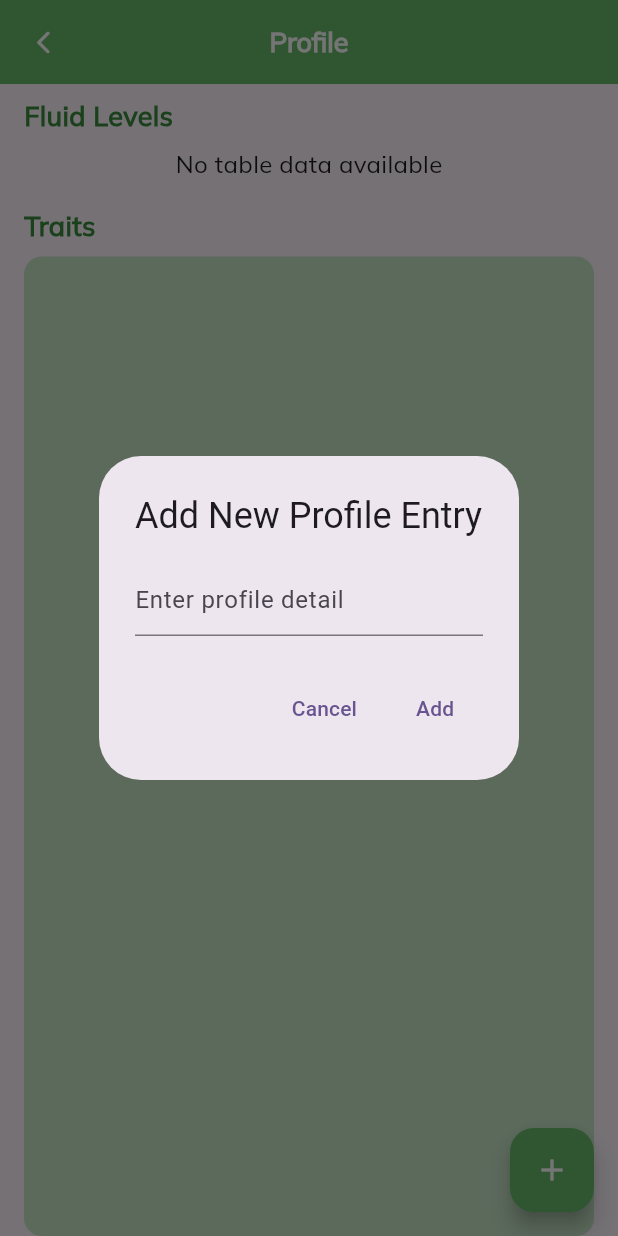
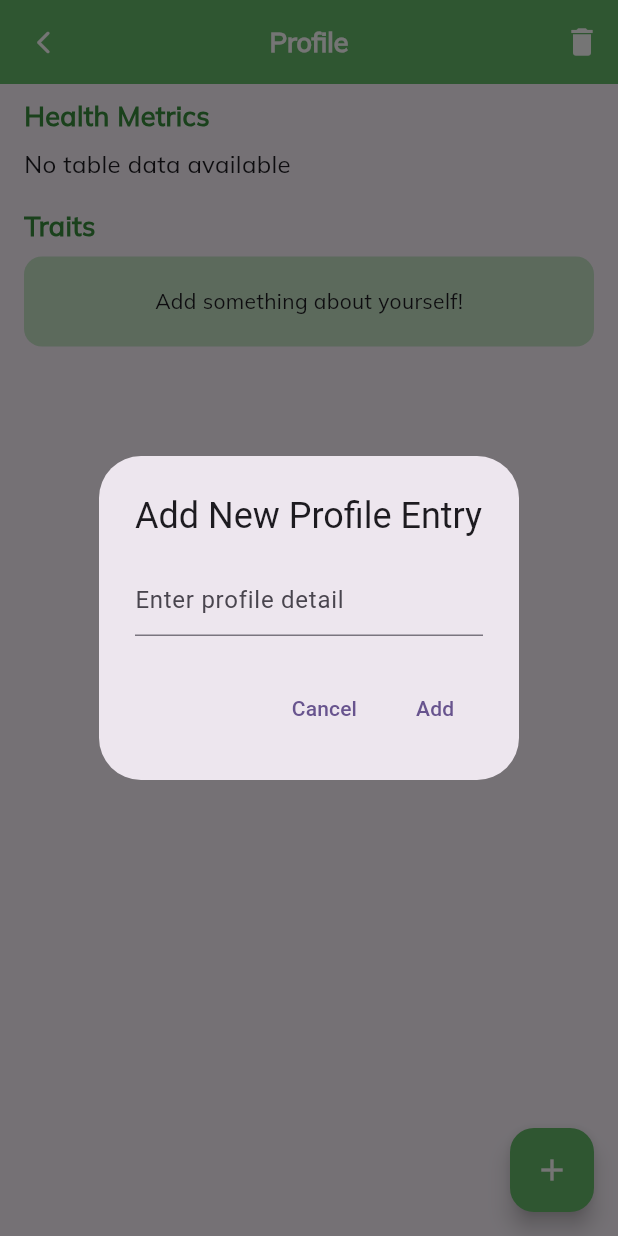
Before and after one commit to Sh1vT/wellwiz, a Flutter app: the ProfilePage screen opened directly, after a tap on the "add" icon, on a phone screen of 412 x 824 dp. Run offline on Flutter 3.47's test engine with Material 3 defaults, Android fonts, the light colour scheme and no system bars; our stand-ins replace cloud_firestore, datetime_picker_formfield, dotted_border, firebase_auth, firebase_core, firebase_messaging and 12 more; missing offline and left inert: background_sms, markdown, workmanager; accounts and stored records are empty; network calls fail.

Commit message:
updated functions

```diff
--- a/lib/features/profile/profile.dart
+++ b/lib/features/profile/profile.dart
@@ -11,7 +11,7 @@ class ProfilePage extends StatefulWidget {
 
 class _ProfilePageState extends State<ProfilePage> {
   Map<String, String> profileMap = {};
-  List<List<dynamic>> tableList = []; // For the table data
+  List<List<dynamic>> tableList = [];
   bool emptyNow = false;
 
   @override
@@ -20,11 +20,9 @@ class _ProfilePageState extends State<ProfilePage> {
     _populateProfile();
   }
 
-  // Fetch profile and table data from SharedPreferences
   void _populateProfile() async {
     final pref = await SharedPreferences.getInstance();
 
-    // Fetch profile data
     String prefval = pref.getString('prof') ?? "";
     if (prefval.isEmpty || prefval == "{}") {
       setState(() {
@@ -36,7 +34,6 @@ class _ProfilePageState extends State<ProfilePage> {
       });
     }
 
-    // Fetch table data
     String? tableJson = pref.getString('table');
     if (tableJson != null && tableJson.isNotEmpty) {
       setState(() {
@@ -46,7 +43,6 @@ class _ProfilePageState extends State<ProfilePage> {
     }
   }
 
-  // Method to delete a profile entry
   void _deleteProfileValue(String key) async {
     final pref = await SharedPreferences.getInstance();
     setState(() {
@@ -56,7 +52,6 @@ class _ProfilePageState extends State<ProfilePage> {
     pref.setString('prof', updatedProfile);
   }
 
-  // Method to add a profile value
   void _addProfileValue(String newValue) async {
     final pref = await SharedPreferences.getInstance();
     String currentDateTime =
@@ -70,7 +65,6 @@ class _ProfilePageState extends State<ProfilePage> {
     pref.setString('prof', updatedProfile);
   }
 
-  // Show dialog to add profile
   void _showAddProfileDialog(BuildContext context) {
     TextEditingController _controller = TextEditingController();
     showDialog(
@@ -107,7 +101,15 @@ class _ProfilePageState extends State<ProfilePage> {
     );
   }
 
-  // Build the table of values fetched from the "table"
+  // Method to delete all table data
+  void _deleteTableData() async {
+    final pref = await SharedPreferences.getInstance();
+    setState(() {
+      tableList.clear(); // Clear the tableList in memory
+    });
+    await pref.remove('table'); // Remove the 'table' key from SharedPreferences
+  }
+
   Widget _buildTable() {
     if (tableList.isEmpty) {
       return Container(
@@ -118,6 +120,9 @@ class _ProfilePageState extends State<ProfilePage> {
         ),
       );
     }
+
+    // Sort the tableList alphabetically by the first column (Fluid)
+    tableList.sort((a, b) => a[0].compareTo(b[0]));
 
     return Padding(
       padding: const EdgeInsets.symmetric(horizontal: 16, vertical: 8),
@@ -136,7 +141,7 @@ class _ProfilePageState extends State<ProfilePage> {
             children: const [
               Padding(
                 padding: EdgeInsets.all(8.0),
-                child: Text('Fluid',
+                child: Text('Chemical',
                     style: TextStyle(fontWeight: FontWeight.bold)),
               ),
               Padding(
@@ -156,21 +161,20 @@ class _ProfilePageState extends State<ProfilePage> {
               children: [
                 Padding(
                   padding: const EdgeInsets.all(8.0),
-                  child: Text(row[0]),
+                  child: Text(row[0]), // Fluid
                 ),
                 Padding(
                   padding: const EdgeInsets.all(8.0),
-                  child: Text(row[1]),
+                  child: Text(row[1]), // Value
                 ),
                 Padding(
                   padding: const EdgeInsets.all(8.0),
                   child: () {
+                    // Status Icon (arrows based on row[2] value)
                     if (row[2] == 1) {
-                      return const Icon(Icons.arrow_upward,
-                          color: Colors.red);
+                      return const Icon(Icons.arrow_upward, color: Colors.red);
                     } else if (row[2] == -1) {
-                      return const Icon(Icons.arrow_downward,
-                          color: Colors.red);
+                      return const Icon(Icons.arrow_downward, color: Colors.red);
                     } else {
                       return const Icon(Icons.thumb_up_sharp, color: Colors.green);
                     }
@@ -209,16 +213,26 @@ class _ProfilePageState extends State<ProfilePage> {
           ),
         ),
         centerTitle: true,
+        actions: [
+          IconButton(
+            icon: Icon(Icons.delete, color: Colors.white),
+            onPressed: () {
+              _deleteTableData(); // Call the delete method when the button is pressed
+            },
           ),
-      body: Column(
+        ],
+      ),
+      body: SingleChildScrollView( // Wrap with SingleChildScrollView
+        child: Column(
+          crossAxisAlignment: CrossAxisAlignment.start,
           children: [
-          // Heading for the table section
             Align(
               alignment: Alignment.centerLeft,
               child: Padding(
-              padding: const EdgeInsets.symmetric(horizontal: 16.0, vertical: 8),
+                padding:
+                    const EdgeInsets.symmetric(horizontal: 16.0, vertical: 8),
                 child: Text(
-                'Fluid Levels',
+                  'Health Metrics',
                   style: TextStyle(
                     fontSize: 18,
                     fontWeight: FontWeight.bold,
@@ -230,11 +244,11 @@ class _ProfilePageState extends State<ProfilePage> {
             ),
             _buildTable(), // Display the table of values
 
-          // Heading for the profile list section
             Align(
               alignment: Alignment.centerLeft,
               child: Padding(
-              padding: const EdgeInsets.only(left: 16.0, top: 16, right: 16, bottom: 8),
+                padding: const EdgeInsets.only(
+                    left: 16.0, top: 16, right: 16, bottom: 8),
                 child: Text(
                   'Traits',
                   style: TextStyle(
@@ -246,8 +260,7 @@ class _ProfilePageState extends State<ProfilePage> {
                 ),
               ),
             ),
-          Expanded(
-            child: emptyNow
+            emptyNow
                 ? Container(
                     margin: const EdgeInsets.symmetric(horizontal: 16),
                     height: 60,
@@ -263,6 +276,8 @@ class _ProfilePageState extends State<ProfilePage> {
                     ),
                   )
                 : ListView.builder(
+                    physics: NeverScrollableScrollPhysics(), // Disable internal scroll
+                    shrinkWrap: true, // Wrap content to avoid overflow
                     itemCount: profileMap.length,
                     itemBuilder: (context, index) {
                       String key = profileMap.keys.elementAt(index);
@@ -271,7 +286,8 @@ class _ProfilePageState extends State<ProfilePage> {
                       String datePart = key.split(' ')[0];
 
                       return Padding(
-                        padding: const EdgeInsets.symmetric(horizontal: 16.0, vertical: 8.0),
+                        padding: const EdgeInsets.symmetric(
+                            horizontal: 16.0, vertical: 8.0),
                         child: Container(
                           decoration: BoxDecoration(
                             borderRadius: BorderRadius.circular(12),
@@ -322,8 +338,8 @@ class _ProfilePageState extends State<ProfilePage> {
                       );
                     },
                   ),
+          ],
         ),
-        ],
       ),
       floatingActionButton: FloatingActionButton(
         onPressed: () => _showAddProfileDialog(context),
```
Also changed, not shown: lib/features/bot/bot_screen.dart (+55 -32 lines). Lines whose indentation alone changed are shown as unchanged.
